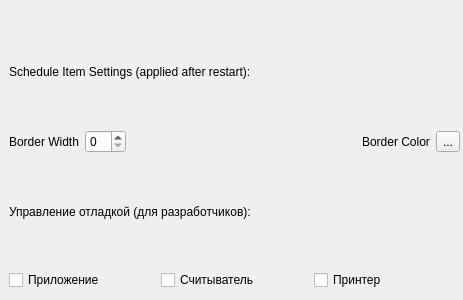
This is src/uis/dlg_settings_general.ui in RaD/qtclient as Qt 5 draws it before an edit. The edited form follows.
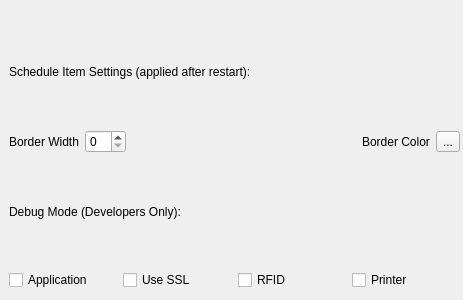
This is the edited form.

What changed in the file:
```diff
--- a/src/uis/dlg_settings_general.ui
+++ b/src/uis/dlg_settings_general.ui
@@ -74,7 +74,7 @@
     <item>
      <widget class="QLabel" name="label_4">
       <property name="text">
-       <string>Управление отладкой (для разработчиков):</string>
+       <string>Debug Mode (Developers Only):</string>
       </property>
      </widget>
     </item>
@@ -83,21 +83,28 @@
       <item>
        <widget class="QCheckBox" name="debug_app">
         <property name="text">
-         <string>Приложение</string>
+         <string>Application</string>
+        </property>
+       </widget>
+      </item>
+      <item>
+       <widget class="QCheckBox" name="debug_use_ssl">
+        <property name="text">
+         <string>Use SSL</string>
         </property>
        </widget>
       </item>
       <item>
        <widget class="QCheckBox" name="debug_reader">
         <property name="text">
-         <string>Считыватель</string>
+         <string>RFID</string>
         </property>
        </widget>
       </item>
       <item>
        <widget class="QCheckBox" name="debug_printer">
         <property name="text">
-         <string>Принтер</string>
+         <string>Printer</string>
         </property>
        </widget>
       </item>
```
